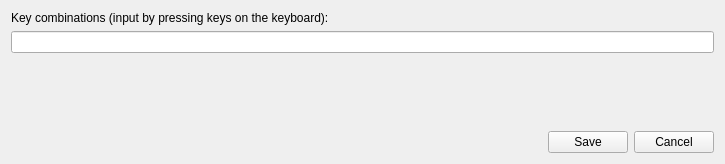
stele95/LinVAM, file src/keyactioneditwnd.ui: the form before one commit.
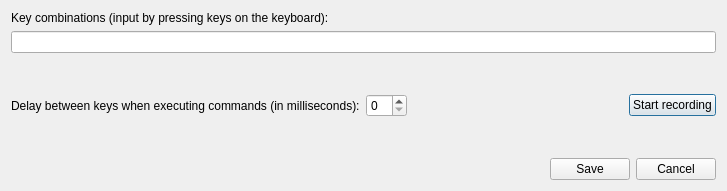
The form after the commit.

Commit message: change how recording for keys works, add delay

```diff
--- a/src/keyactioneditwnd.ui
+++ b/src/keyactioneditwnd.ui
@@ -6,23 +6,16 @@
    <rect>
     <x>0</x>
     <y>0</y>
-    <width>725</width>
-    <height>164</height>
+    <width>727</width>
+    <height>191</height>
    </rect>
   </property>
   <property name="windowTitle">
    <string>Key Action Dialog</string>
   </property>
   <layout class="QGridLayout" name="gridLayout">
-   <item row="0" column="0">
-    <widget class="QLabel" name="label">
-     <property name="text">
-      <string>Key combinations (input by pressing keys on the keyboard):</string>
-     </property>
-    </widget>
-   </item>
    <item row="2" column="0">
-    <spacer name="verticalSpacer_3">
+    <spacer name="verticalSpacer">
      <property name="orientation">
       <enum>Qt::Vertical</enum>
      </property>
@@ -34,7 +27,7 @@
      </property>
     </spacer>
    </item>
-   <item row="3" column="0">
+   <item row="5" column="0">
     <layout class="QHBoxLayout" name="horizontalLayout_3">
      <item>
       <spacer name="horizontalSpacer">
@@ -71,6 +64,40 @@
      </item>
     </layout>
    </item>
+   <item row="3" column="0">
+    <layout class="QHBoxLayout" name="horizontalLayout_2">
+     <item>
+      <widget class="QLabel" name="label_2">
+       <property name="text">
+        <string>Delay between keys when executing commands (in milliseconds):</string>
+       </property>
+      </widget>
+     </item>
+     <item>
+      <widget class="QSpinBox" name="sbDelay"/>
+     </item>
+     <item>
+      <spacer name="horizontalSpacer_2">
+       <property name="orientation">
+        <enum>Qt::Horizontal</enum>
+       </property>
+       <property name="sizeHint" stdset="0">
+        <size>
+         <width>40</width>
+         <height>20</height>
+        </size>
+       </property>
+      </spacer>
+     </item>
+     <item>
+      <widget class="QPushButton" name="recordingButton">
+       <property name="text">
+        <string>Start recording</string>
+       </property>
+      </widget>
+     </item>
+    </layout>
+   </item>
    <item row="1" column="0">
     <layout class="QHBoxLayout" name="horizontalLayout">
      <item>
@@ -85,6 +112,26 @@
      </item>
     </layout>
    </item>
+   <item row="4" column="0">
+    <spacer name="verticalSpacer_3">
+     <property name="orientation">
+      <enum>Qt::Vertical</enum>
+     </property>
+     <property name="sizeHint" stdset="0">
+      <size>
+       <width>20</width>
+       <height>40</height>
+      </size>
+     </property>
+    </spacer>
+   </item>
+   <item row="0" column="0">
+    <widget class="QLabel" name="label">
+     <property name="text">
+      <string>Key combinations (input by pressing keys on the keyboard):</string>
+     </property>
+    </widget>
+   </item>
   </layout>
  </widget>
  <resources/>
```
The commit also changes 3 other files.
